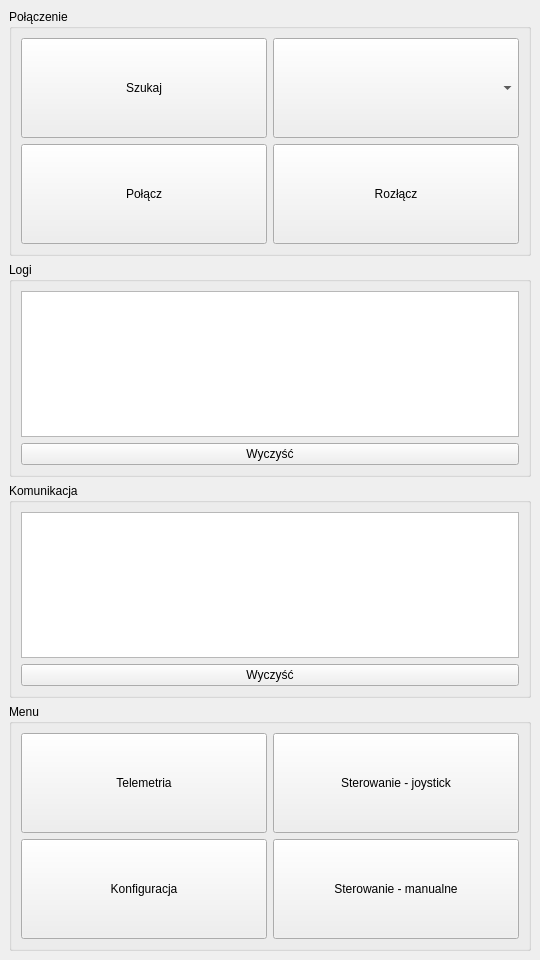
Qt form mainwindow.ui (superjulek/Robot_controller) before a commit.
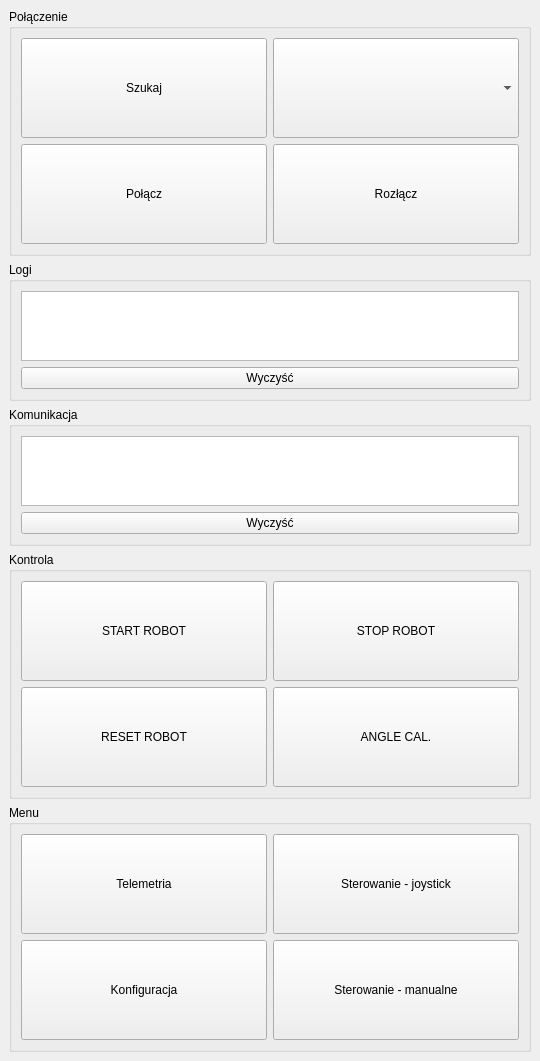
The same form after that commit.

What changed in the file:
```diff
--- a/mainwindow.ui
+++ b/mainwindow.ui
@@ -145,6 +145,67 @@
       </layout>
      </widget>
     </item>
+    <item>
+     <widget class="QGroupBox" name="groupBox_5">
+      <property name="title">
+       <string>Kontrola</string>
+      </property>
+      <layout class="QGridLayout" name="gridLayout_7">
+       <item row="1" column="1">
+        <widget class="QPushButton" name="pushButtonRobotStop">
+         <property name="minimumSize">
+          <size>
+           <width>0</width>
+           <height>100</height>
+          </size>
+         </property>
+         <property name="text">
+          <string>STOP ROBOT</string>
+         </property>
+        </widget>
+       </item>
+       <item row="1" column="0">
+        <widget class="QPushButton" name="pushButtonRobotStart">
+         <property name="minimumSize">
+          <size>
+           <width>0</width>
+           <height>100</height>
+          </size>
+         </property>
+         <property name="text">
+          <string>START ROBOT</string>
+         </property>
+        </widget>
+       </item>
+       <item row="2" column="0">
+        <widget class="QPushButton" name="pushButtonRobotReset">
+         <property name="minimumSize">
+          <size>
+           <width>0</width>
+           <height>100</height>
+          </size>
+         </property>
+         <property name="text">
+          <string>RESET ROBOT</string>
+         </property>
+        </widget>
+       </item>
+       <item row="2" column="1">
+        <widget class="QPushButton" name="pushButtonAngleCalibration">
+         <property name="minimumSize">
+          <size>
+           <width>0</width>
+           <height>100</height>
+          </size>
+         </property>
+         <property name="text">
+          <string>ANGLE CAL.</string>
+         </property>
+        </widget>
+       </item>
+      </layout>
+     </widget>
+    </item>
     <item>
      <widget class="QGroupBox" name="groupBox_3">
       <property name="title">
```
